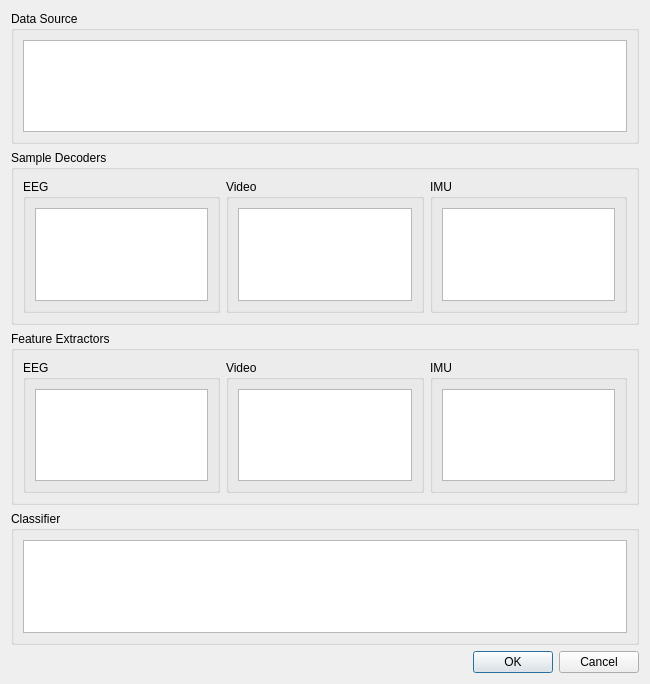
This is app/lib/pluginmanager/pluginmanager.ui in sijk/elapse as Qt 5 draws it before an edit. The edited form follows.
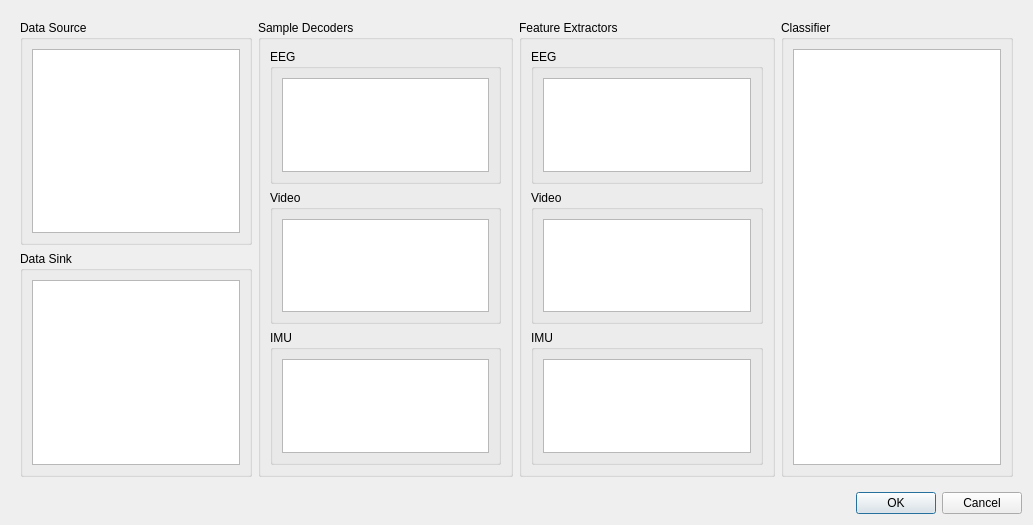
This is the edited form.

Commit message:
Integrate DataSink and Delegate into application
 - Add DataSinkDelegate to ElementSet
 - Add a DataSink to the Pipeline
 - Load a DataSinkDelegate from plugins
 - Rearrange PluginManager dialog to fit DataSinkDelegate tree view

Patch:
```diff
--- a/app/lib/pluginmanager/pluginmanager.ui
+++ b/app/lib/pluginmanager/pluginmanager.ui
@@ -6,8 +6,8 @@
    <rect>
     <x>0</x>
     <y>0</y>
-    <width>650</width>
-    <height>684</height>
+    <width>1033</width>
+    <height>525</height>
    </rect>
   </property>
   <property name="windowTitle">
@@ -15,6 +15,11 @@
   </property>
   <layout class="QVBoxLayout" name="layout">
    <item>
+    <widget class="QWidget" name="widget" native="true">
+     <layout class="QHBoxLayout" name="horizontalLayout_12">
+      <item>
+       <layout class="QVBoxLayout" name="verticalLayout_3">
+        <item>
     <widget class="QGroupBox" name="groupBox">
      <property name="title">
       <string>Data Source</string>
@@ -43,11 +48,41 @@
     </widget>
    </item>
    <item>
+         <widget class="QGroupBox" name="groupBox_11">
+          <property name="title">
+           <string>Data Sink</string>
+          </property>
+          <layout class="QHBoxLayout" name="horizontalLayout_11">
+           <item>
+            <widget class="QTreeView" name="dataSink">
+             <property name="alternatingRowColors">
+              <bool>true</bool>
+             </property>
+             <property name="rootIsDecorated">
+              <bool>false</bool>
+             </property>
+             <property name="itemsExpandable">
+              <bool>false</bool>
+             </property>
+             <property name="headerHidden">
+              <bool>true</bool>
+             </property>
+             <property name="expandsOnDoubleClick">
+              <bool>false</bool>
+             </property>
+            </widget>
+           </item>
+          </layout>
+         </widget>
+        </item>
+       </layout>
+      </item>
+      <item>
     <widget class="QGroupBox" name="groupBox_2">
      <property name="title">
       <string>Sample Decoders</string>
      </property>
-     <layout class="QHBoxLayout" name="horizontalLayout">
+        <layout class="QVBoxLayout" name="verticalLayout">
       <item>
        <widget class="QGroupBox" name="groupBox_5">
         <property name="title">
@@ -140,7 +175,7 @@
      <property name="title">
       <string>Feature Extractors</string>
      </property>
-     <layout class="QHBoxLayout" name="horizontalLayout_2">
+        <layout class="QVBoxLayout" name="verticalLayout_2">
       <item>
        <widget class="QGroupBox" name="groupBox_8">
         <property name="title">
@@ -251,6 +286,9 @@
         <property name="expandsOnDoubleClick">
          <bool>false</bool>
         </property>
+          </widget>
+         </item>
+        </layout>
        </widget>
       </item>
      </layout>
```
Lines whose indentation alone changed are shown as unchanged. The commit also changes 5 other files.
